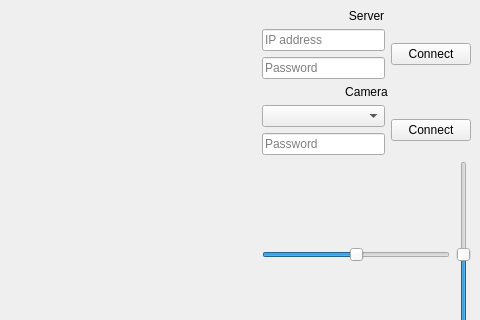
Above: gui/designs/main_window.ui from oleksandr-valentirov/remote_cam_app before the change; both pictures show x 241 to 721 and y 0 to 320 of the 721 by 531 pixel window. Below: the same form after it.
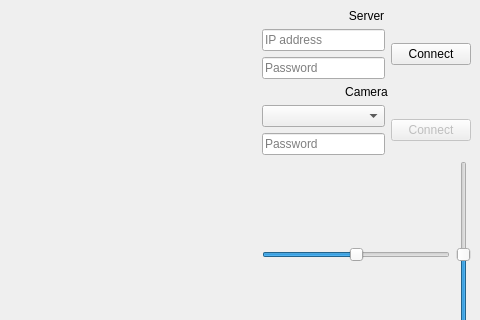
That is the form after the change.

The edit to the form file:
```diff
--- a/gui/designs/main_window.ui
+++ b/gui/designs/main_window.ui
@@ -115,6 +115,9 @@
           </item>
           <item>
            <widget class="QPushButton" name="camera_connect_btn">
+            <property name="enabled">
+             <bool>false</bool>
+            </property>
             <property name="text">
              <string>Connect</string>
             </property>
```
